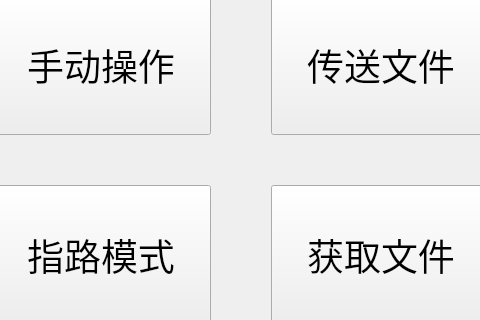
Old version of the form src/main_interface/ui/main_window.ui in the repository sunyuzhe2017/Robot_GUI; both pictures show x 119 to 599 and y 184 to 504 of the 1366 by 768 pixel window.
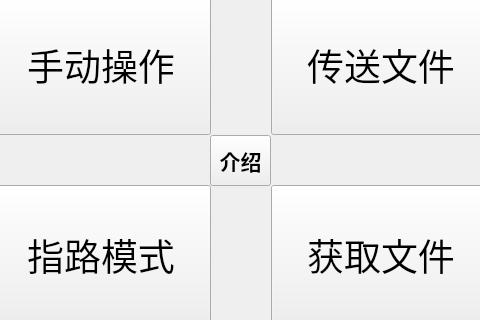
New version of the form. Icons and pictures are not drawn.

What changed in the file:
```diff
--- a/src/main_interface/ui/main_window.ui
+++ b/src/main_interface/ui/main_window.ui
@@ -267,6 +267,27 @@
      <string/>
     </property>
    </widget>
+   <widget class="QPushButton" name="IntroduceButton">
+    <property name="geometry">
+     <rect>
+      <x>329</x>
+      <y>300</y>
+      <width>61</width>
+      <height>51</height>
+     </rect>
+    </property>
+    <property name="font">
+     <font>
+      <family>Phetsarath OT</family>
+      <pointsize>16</pointsize>
+      <weight>75</weight>
+      <bold>true</bold>
+     </font>
+    </property>
+    <property name="text">
+     <string>介绍</string>
+    </property>
+   </widget>
    <zorder>label_camera</zorder>
    <zorder>ManualButton</zorder>
    <zorder>SendfileButton</zorder>
```
Left out of the diff: 1 changed line with no effect on the pictures.
